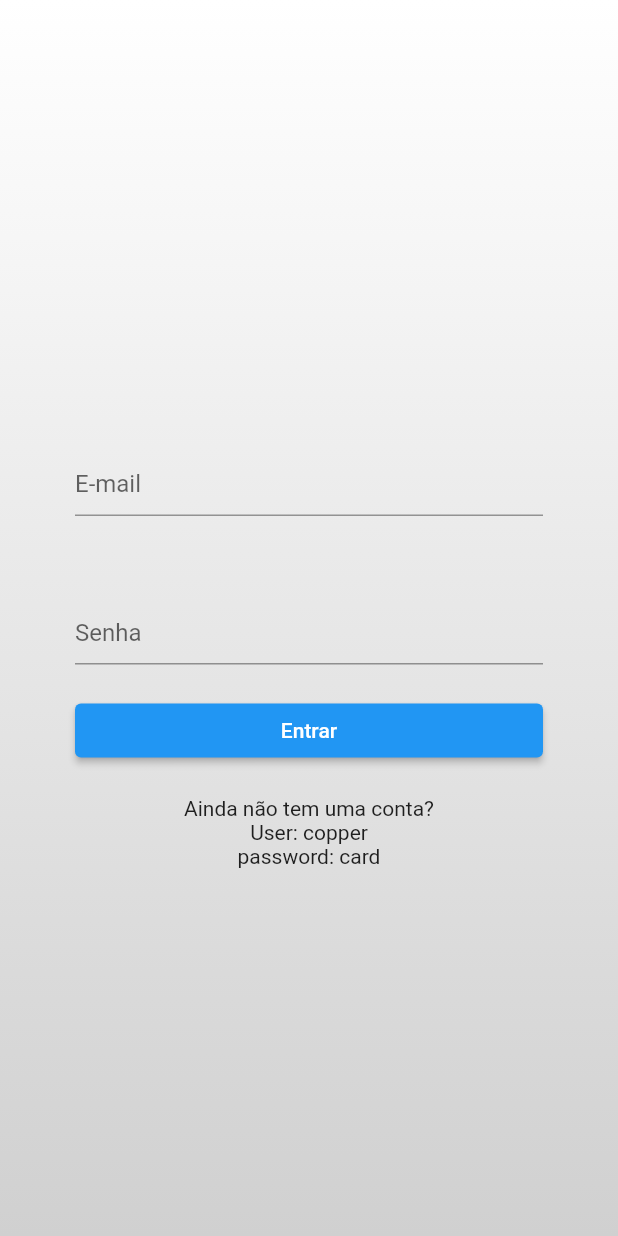
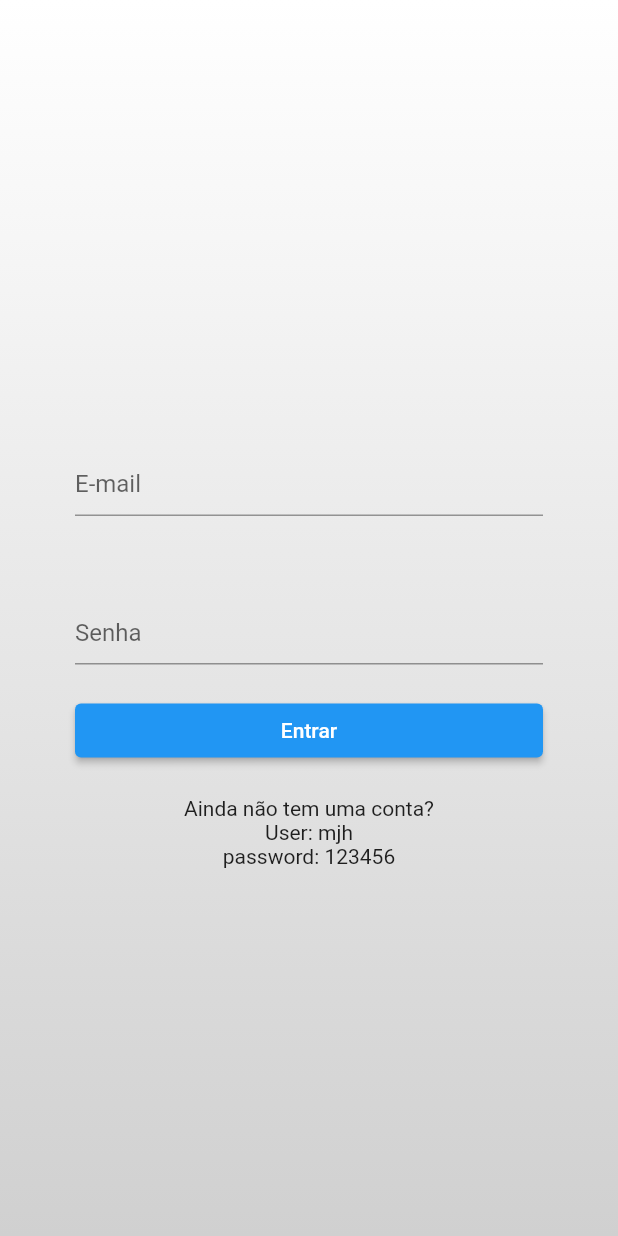
Before and after one commit to maurojohann/simple_login, a Flutter app: the screen it shows after launch, on a phone screen of 412 x 824 dp. Run offline on Flutter 3.47's test engine with Material 2 defaults, Android fonts, the phone set to English and light mode, and no system bars; our stand-ins replace bloc, equatable, flutter_bloc, get_it.

Commit message:
update readme

```diff
--- a/lib/features/login/data/user_repository.dart
+++ b/lib/features/login/data/user_repository.dart
@@ -7,6 +7,6 @@ class UserRepositoryLocal implements UserRepository {
   Future<bool> signinAuth(String user, String password) async {
     await Future.delayed(const Duration(seconds: 1));
 
-    return user == 'cooper' && password == 'card';
+    return user == 'mjh' && password == '123456';
   }
 }
--- a/lib/features/login/presenters/login_page.dart
+++ b/lib/features/login/presenters/login_page.dart
@@ -128,8 +128,8 @@ class LoginPageState extends State<LoginPage> {
   List<Widget> buildSignUpSection() {
     return const [
       Text('Ainda não tem uma conta?'),
-      Text('User: copper'),
-      Text('password: card'),
+      Text('User: mjh'),
+      Text('password: 123456'),
     ];
   }
 }
```
Also changed, not shown: 1 other file.
